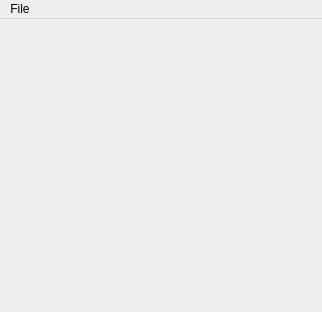
This is GameBeak/src/MainWindow/mainwindow.ui in Daniel-McCarthy/GameBeak as Qt 5 draws it before an edit. The edited form follows.
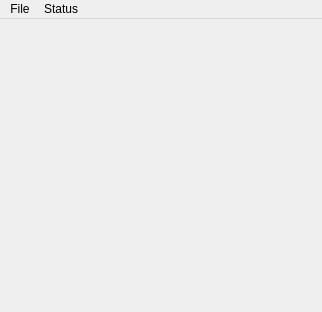
This is the edited form. Icons and pictures are not drawn.

Commit message:
Added Pause and Resume buttons to Menu
Added a Status menu category containing pause and resume actions that can be used.  This will effect the state of emulation. Only one will show at a time. If it is paused, only the resume action will show in the menu, and if it is not paused, only the pause action will show.

Diff of the .ui file:
```diff
--- a/GameBeak/src/MainWindow/mainwindow.ui
+++ b/GameBeak/src/MainWindow/mainwindow.ui
@@ -48,7 +48,15 @@
     <addaction name="actionOpen"/>
     <addaction name="menuSettings"/>
    </widget>
+   <widget class="QMenu" name="menuStatus">
+    <property name="title">
+     <string>Status</string>
+    </property>
+    <addaction name="actionPause"/>
+    <addaction name="actionResume"/>
+   </widget>
    <addaction name="menuFile"/>
+   <addaction name="menuStatus"/>
   </widget>
   <action name="actionOpen">
    <property name="text">
```
Left out of the diff: 10 changed lines with no effect on the pictures. The commit also changes 3 other files.
